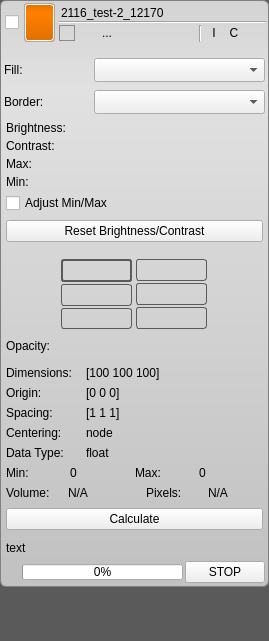
First picture: the form in src/Interface/Application/LayerWidget.ui, repository SCIInstitute/Seg3D, before the edit.
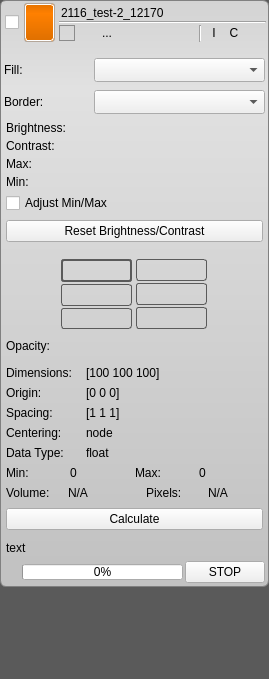
Second picture: the form after the edit. Icons and pictures are not drawn. Custom widgets are drawn as their Qt base class.

```diff
--- a/src/Interface/Application/LayerWidget.ui
+++ b/src/Interface/Application/LayerWidget.ui
@@ -7,7 +7,7 @@
     <x>0</x>
     <y>0</y>
     <width>269</width>
-    <height>641</height>
+    <height>679</height>
    </rect>
   </property>
   <property name="mouseTracking">
```
